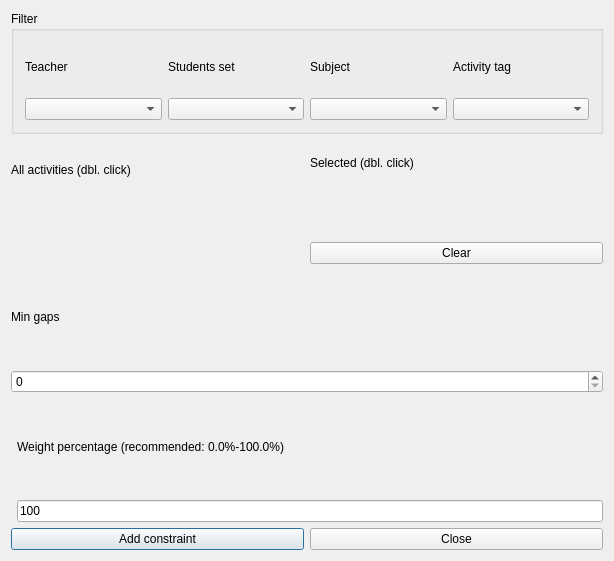
The window that src/interface/addconstraintmingapsbetweenactivitiesform_template.ui (janLo/FET) describes before a commit, drawn with Qt 5.
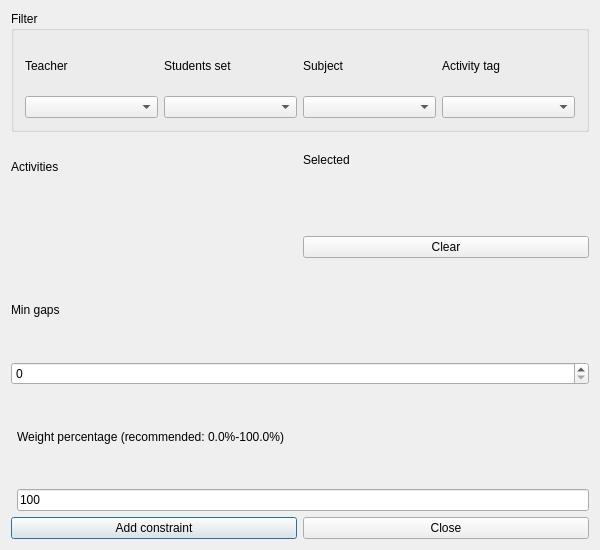
The same window after the commit. Custom widgets are drawn as their Qt base class.

Diff of the .ui file:
```diff
--- a/src/interface/addconstraintmingapsbetweenactivitiesform_template.ui
+++ b/src/interface/addconstraintmingapsbetweenactivitiesform_template.ui
@@ -6,8 +6,8 @@
    <rect>
     <x>0</x>
     <y>0</y>
-    <width>614</width>
-    <height>561</height>
+    <width>600</width>
+    <height>550</height>
    </rect>
   </property>
   <property name="windowTitle">
@@ -160,7 +160,7 @@
           <enum>QFrame::Plain</enum>
          </property>
          <property name="text">
-          <string>All activities (dbl. click)</string>
+          <string>Activities</string>
          </property>
          <property name="wordWrap">
           <bool>false</bool>
@@ -189,7 +189,7 @@
           <enum>QFrame::Plain</enum>
          </property>
          <property name="text">
-          <string>Selected (dbl. click)</string>
+          <string comment="It refers to a list of selected activities">Selected</string>
          </property>
          <property name="wordWrap">
           <bool>false</bool>
```
Left out of the diff: 2 changed lines with no effect on the pictures.
